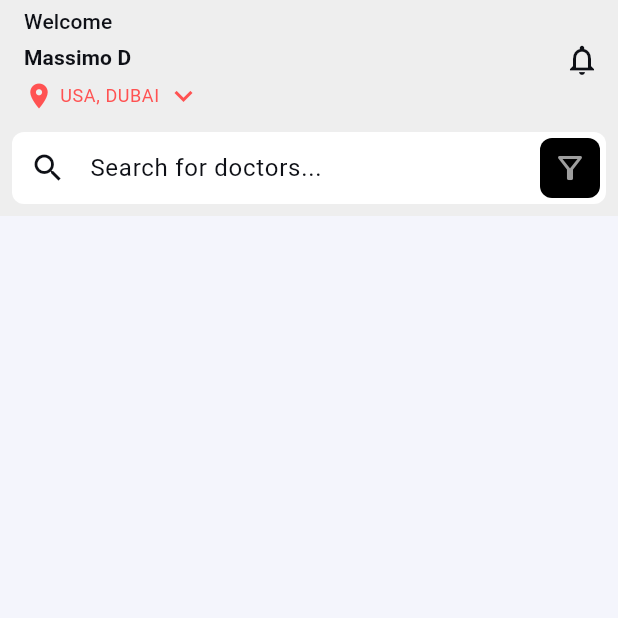
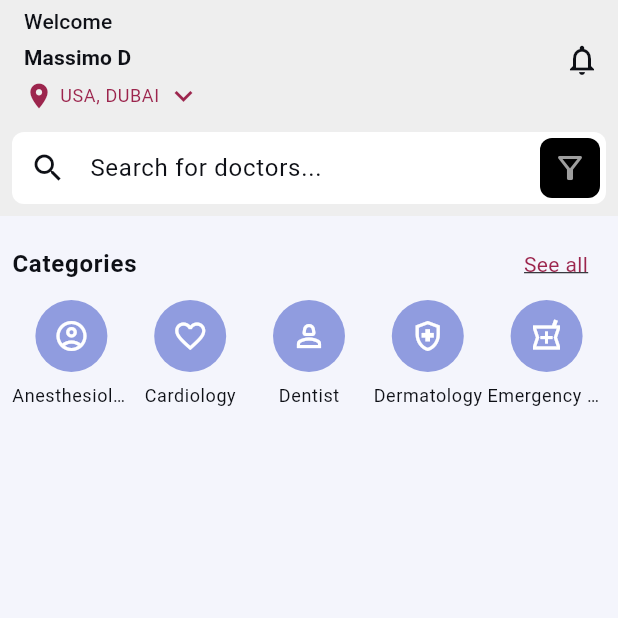
Before and after one commit to HashithaNiroshan12/flutter_doctor_booking_app, a Flutter app: the screen it shows after launch, on a phone screen of 412 x 824 dp, the top half of it. Run offline on Flutter 3.47's test engine with Material 3 defaults, Android fonts, the phone set to English and light mode, and no system bars; our stand-ins replace google_fonts.

Commit message:
created doctor catgoris widget

```diff
--- /dev/null
+++ b/lib/modules/widgets/avatars/circle_avatar_with_text.dart
@@ -0,0 +1,37 @@
+import 'package:flutter/material.dart';
+
+class CircleAvatarWithTextLabel extends StatelessWidget {
+  const CircleAvatarWithTextLabel({super.key,
+  required this.icon,
+  required this.label,
+  this.onTap});
+
+  final IconData icon;
+  final String label;
+  final VoidCallback? onTap;
+
+  @override
+  Widget build(BuildContext context) {
+
+    final colorSchema = Theme.of(context).colorScheme;
+    return  Column(
+      children: [
+        CircleAvatar(
+          radius: 24,
+          backgroundColor: colorSchema.primary,
+          foregroundColor: colorSchema.onPrimary,
+          child: Icon(icon),
+        ),
+        const SizedBox(height: 8,),
+        Text(
+          label,
+          maxLines: 1,
+          overflow: TextOverflow.ellipsis,
+          style: Theme.of(context).textTheme.bodySmall?.copyWith(
+            // color: colorSchema.secondary
+          ),
+        )
+      ],
+    );
+  }
+}
--- /dev/null
+++ b/lib/modules/widgets/titles/section_title.dart
@@ -0,0 +1,29 @@
+import 'package:flutter/material.dart';
+
+class SectionTitle extends StatelessWidget {
+  const SectionTitle(
+      {super.key, required this.title, this.action, this.onPressed});
+
+  final String title;
+  final String? action;
+  final VoidCallback? onPressed;
+
+  @override
+  Widget build(BuildContext context) {
+    final textTheme = Theme.of(context).textTheme;
+    final colorScheme = Theme.of(context).colorScheme;
+    return Row(
+      mainAxisAlignment: MainAxisAlignment.spaceBetween,
+      children: [
+        Text(
+          title,
+          style: textTheme.bodyLarge?.copyWith(fontWeight: FontWeight.bold),
+        ),
+        if (action != null)
+          TextButton(onPressed: onPressed, child: Text(action!,
+          style: textTheme.bodyMedium?.copyWith(decoration: TextDecoration.underline,
+          color: colorScheme.secondary),))
+      ],
+    );
+  }
+}
--- a/lib/screens/home_screen.dart
+++ b/lib/screens/home_screen.dart
@@ -1,4 +1,7 @@
+import 'package:doctor_booking_app/modules/widgets/avatars/circle_avatar_with_text.dart';
+import 'package:doctor_booking_app/modules/widgets/titles/section_title.dart';
 import 'package:flutter/material.dart';
+import 'package:models/models.dart';
 
 class HomScreen extends StatelessWidget {
   const HomScreen({super.key});
@@ -43,7 +46,7 @@ class HomeView extends StatelessWidget {
               children: [
                 const Icon(
                   Icons.location_on,
-                  color: Colors.redAccent,
+                  color: Color(0xff9c254d),
                   size: 20,
                 ),
                 const SizedBox(width: 4.0),
@@ -52,10 +55,10 @@ class HomeView extends StatelessWidget {
                   style: Theme.of(context)
                       .textTheme
                       .bodySmall
-                      ?.copyWith(color: Colors.redAccent),
+                      ?.copyWith(color: Color(0xff9c254d)),
                 ),
                 const SizedBox(width: 4.0),
-                const Icon(Icons.expand_more, color: Colors.redAccent),
+                const Icon(Icons.expand_more, color: Color(0xff9c254d)),
               ],
             ),
           ],
@@ -91,6 +94,38 @@ class HomeView extends StatelessWidget {
           ),
         ),
       ),
+      body: const SingleChildScrollView(
+        padding: EdgeInsets.all(8),
+        child: Column(
+          children: [_DoctorCatogories()],
+        ),
+      ),
     );
   }
 }
+
+class _DoctorCatogories extends StatelessWidget {
+  const _DoctorCatogories({super.key});
+
+  @override
+  Widget build(BuildContext context) {
+    return Column(
+      children: [
+        SectionTitle(
+          title: 'Categories',
+          action: 'See all',
+          onPressed: () {},
+        ),
+        Row(
+            mainAxisAlignment: MainAxisAlignment.start,
+            children: DoctorCategory.values
+                .take(5)
+                .map((category) => Expanded(
+                      child: CircleAvatarWithTextLabel(
+                          icon: category.icon, label: category.name),
+                    ))
+                .toList())
+      ],
+    );
+  }
+}
--- /dev/null
+++ b/packages/models/analysis_options.yaml
@@ -0,0 +1,4 @@
+include: package:flutter_lints/flutter.yaml
+
+# Additional information about this file can be found at
+# https://dart.dev/guides/language/analysis-options
--- /dev/null
+++ b/packages/models/lib/models.dart
@@ -0,0 +1,3 @@
+library models;
+
+export 'src/doctor_category.dart';
--- /dev/null
+++ b/packages/models/lib/src/doctor_category.dart
@@ -0,0 +1,68 @@
+import 'package:flutter/material.dart';
+
+enum DoctorCategory {
+  anesthesiology(
+    name: 'Anesthesiology',
+    icon: Icons.account_circle_outlined,
+  ),
+  cardiology(
+    name: 'Cardiology',
+    icon: Icons.favorite_border_outlined,
+  ),
+  dentist(
+    name: 'Dentist',
+    icon: Icons.person_2_outlined,
+  ),
+  dermatology(
+    name: 'Dermatology',
+    icon: Icons.health_and_safety_outlined,
+  ),
+  emergencyMedicine(
+    name: 'Emergency Medicine',
+    icon: Icons.local_pharmacy_outlined,
+  ),
+  familyMedicine(
+    name: 'Family Medicine',
+    icon: Icons.medical_information_outlined,
+  ),
+  gastroenterology(
+    name: 'Gastroenterology',
+    icon: Icons.medical_services_outlined,
+  ),
+  generalSurgery(
+    name: 'General Surgery',
+    icon: Icons.health_and_safety_outlined,
+  ),
+  internalMedicine(
+    name: 'Internal Medicine',
+    icon: Icons.emergency_outlined,
+  ),
+  neurology(
+    name: 'Neurology',
+    icon: Icons.psychology_outlined,
+  ),
+  orthopedicSurgery(
+    name: 'Orthopedic Surgery',
+    icon: Icons.medication_liquid_sharp,
+  ),
+  pediatrics(
+    name: 'Pediatrics',
+    icon: Icons.medical_services_outlined,
+  ),
+  psychiatry(
+    name: 'Psychiatry',
+    icon: Icons.psychology_outlined,
+  ),
+  pulmonology(
+    name: 'Pulmonology',
+    icon: Icons.medical_services_outlined,
+  );
+
+  final String name;
+  final IconData icon;
+
+  const DoctorCategory({
+    required this.name,
+    required this.icon,
+  });
+}
--- a/pubspec.yaml
+++ b/pubspec.yaml
@@ -36,6 +36,8 @@ dependencies:
   cupertino_icons: ^1.0.6
   flutter_launcher_icons: ^0.13.1
   google_fonts: ^6.2.1
+  models:
+    path: packages/models
 
 dev_dependencies:
   flutter_test:
```
Also changed, not shown: packages/models/pubspec.yaml (added, +54 -0 lines), pubspec.lock, 6 other files.
